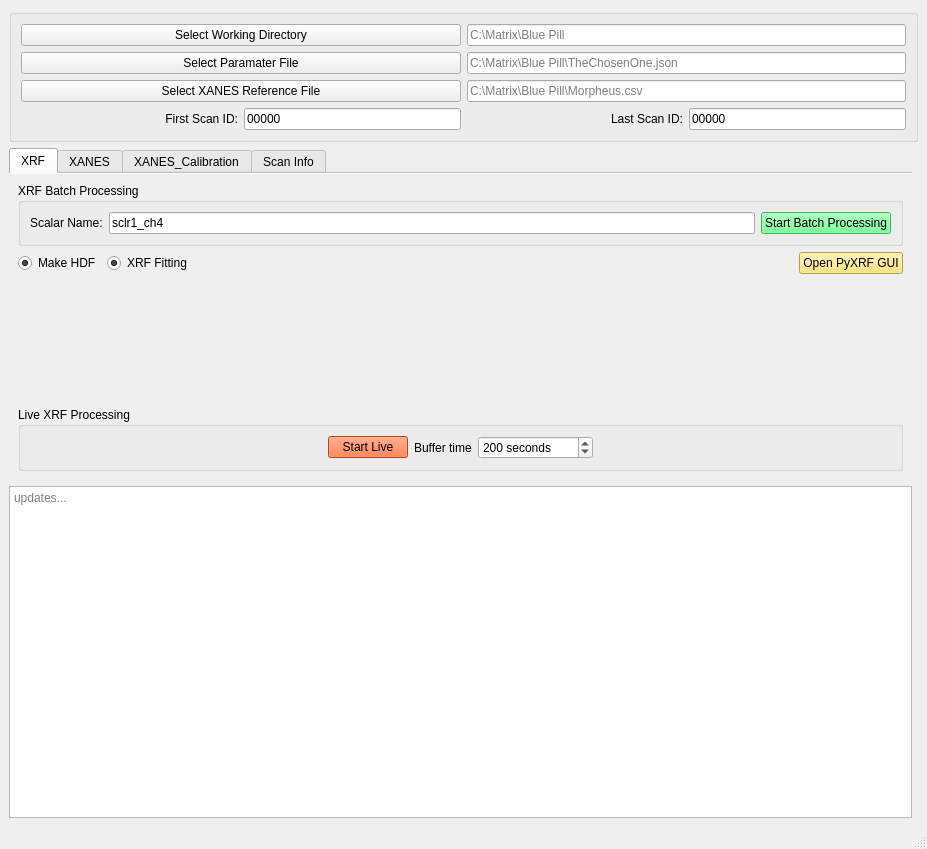
Old version of the form Analysis/xrf_xanes_3ID_gui.ui in the repository pattammattel/HXN_GUI.
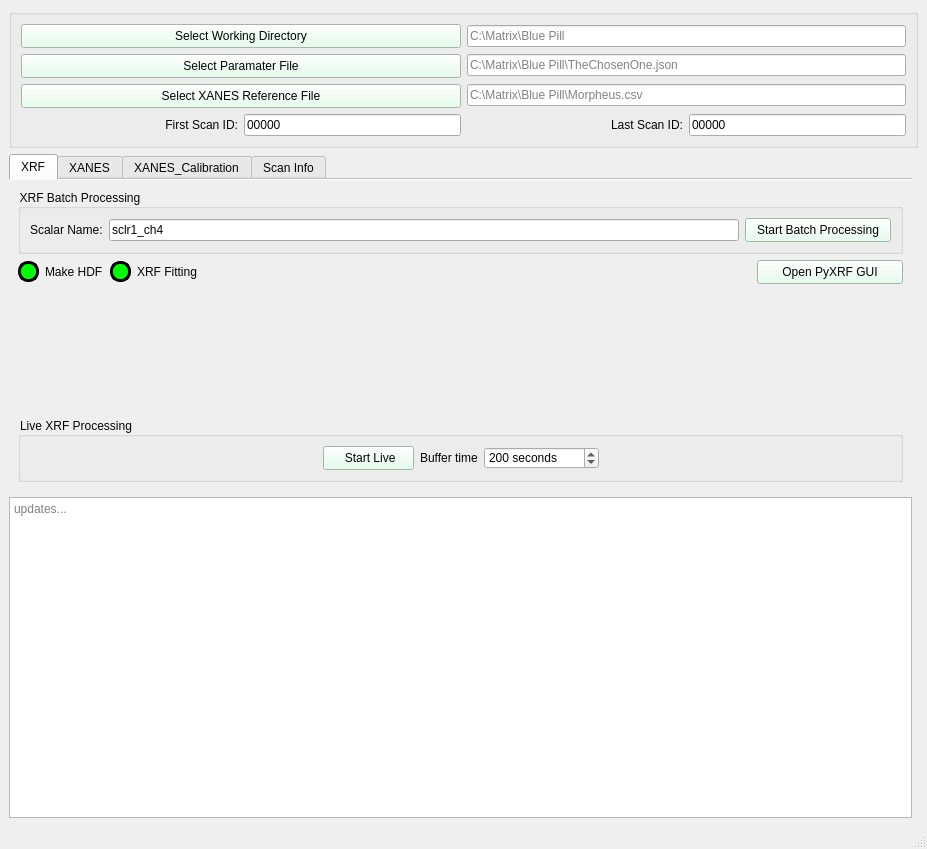
New version of the form. The open tabs and pages were chosen to show the change.

Commit message: os path to ui

Patch:
```diff
--- a/Analysis/xrf_xanes_3ID_gui.ui
+++ b/Analysis/xrf_xanes_3ID_gui.ui
@@ -16,7 +16,52 @@
   </property>
   <widget class="QWidget" name="centralwidget">
    <property name="styleSheet">
-    <string notr="true">font: 12pt &quot;Segoe UI&quot;;</string>
+    <string notr="true">QWidget{
+	color: rgb(5, 5, 5);
+	font: 12pt &quot;Arial&quot;;
+}
+
+QRadioButton::indicator {
+    border: 3px solid rgb(52, 59, 72);
+	width: 15px;
+	height: 15px;
+	border-radius: 10px;
+    background: rgb(255, 255, 255);
+}
+QRadioButton::indicator:hover {
+    border: 3px solid rgb(58, 66, 81);
+}
+QRadioButton::indicator:checked {
+    background: 3px solid rgb(0,255, 0);
+	border: 3px solid rgb(0,0, 0);	
+}
+
+QCheckBox::indicator {
+    border: 3px solid rgb(52, 59, 72);
+	width: 15px;
+	height: 15px;
+	border-radius: 10px;
+    background: rgb(255, 255,255);
+}
+QCheckBox::indicator:hover {
+    border: 3px solid rgb(58, 66, 81);
+}
+QCheckBox::indicator:checked {
+    background: 3px solid rgb(0,255, 0);
+	border: 3px solid rgb(0, 0,0);
+}
+
+QPushButton {	
+	background-color: rgb(224, 255, 233);
+	padding: 4px;
+}
+QPushButton:hover {
+	background-color: rgb(211, 100, 211);
+}
+QPushButton:pressed {	
+	background-color: rgb(189, 147, 249);
+	color: rgb(255, 255, 255);
+}</string>
    </property>
    <layout class="QGridLayout" name="gridLayout_14">
     <item row="3" column="0">
@@ -43,7 +88,37 @@
           <property name="title">
            <string>Live XRF Processing</string>
           </property>
-          <layout class="QGridLayout" name="gridLayout_10">
+          <layout class="QGridLayout" name="gridLayout_9">
+           <item row="0" column="0">
+            <spacer name="horizontalSpacer_4">
+             <property name="orientation">
+              <enum>Qt::Horizontal</enum>
+             </property>
+             <property name="sizeHint" stdset="0">
+              <size>
+               <width>40</width>
+               <height>20</height>
+              </size>
+             </property>
+            </spacer>
+           </item>
+           <item row="0" column="1">
+            <widget class="QPushButton" name="pb_live">
+             <property name="styleSheet">
+              <string notr="true"/>
+             </property>
+             <property name="text">
+              <string>     Start Live    </string>
+             </property>
+            </widget>
+           </item>
+           <item row="0" column="2">
+            <widget class="QLabel" name="label_13">
+             <property name="text">
+              <string>Buffer time</string>
+             </property>
+            </widget>
+           </item>
            <item row="0" column="3">
             <widget class="QSpinBox" name="sb_buffer_time">
              <property name="suffix">
@@ -63,7 +138,7 @@
              </property>
             </widget>
            </item>
-           <item row="0" column="6">
+           <item row="0" column="4">
             <spacer name="horizontalSpacer_6">
              <property name="orientation">
               <enum>Qt::Horizontal</enum>
@@ -76,42 +151,6 @@
              </property>
             </spacer>
            </item>
-           <item row="0" column="2">
-            <widget class="QLabel" name="label_13">
-             <property name="text">
-              <string>Buffer time</string>
-             </property>
-            </widget>
-           </item>
-           <item row="0" column="1">
-            <layout class="QGridLayout" name="gridLayout_9">
-             <item row="0" column="0">
-              <widget class="QPushButton" name="pb_live">
-               <property name="styleSheet">
-                <string notr="true">background-color: rgb(255, 93, 29);
-font: 75 12pt &quot;MS Shell Dlg 2&quot;;
-</string>
-               </property>
-               <property name="text">
-                <string>Start Live</string>
-               </property>
-              </widget>
-             </item>
-            </layout>
-           </item>
-           <item row="0" column="0">
-            <spacer name="horizontalSpacer_4">
-             <property name="orientation">
-              <enum>Qt::Horizontal</enum>
-             </property>
-             <property name="sizeHint" stdset="0">
-              <size>
-               <width>40</width>
-               <height>20</height>
-              </size>
-             </property>
-            </spacer>
-           </item>
           </layout>
          </widget>
         </item>
@@ -143,10 +182,10 @@
              </sizepolicy>
             </property>
             <property name="styleSheet">
-             <string notr="true">background-color: rgb(255, 221, 98);</string>
+             <string notr="true"/>
             </property>
             <property name="text">
-             <string>Open PyXRF GUI</string>
+             <string>      Open PyXRF GUI      </string>
             </property>
            </widget>
           </item>
@@ -196,10 +235,10 @@
              <item row="0" column="2" colspan="2">
               <widget class="QPushButton" name="pb_xrf_start">
                <property name="styleSheet">
-                <string notr="true">background-color: rgb(85, 255, 127);</string>
+                <string notr="true"/>
                </property>
                <property name="text">
-                <string>Start Batch Processing</string>
+                <string>  Start Batch Processing  </string>
                </property>
               </widget>
              </item>
```
Left out of the diff: 170 changed lines with no effect on the pictures. The commit also changes 1 other file.
